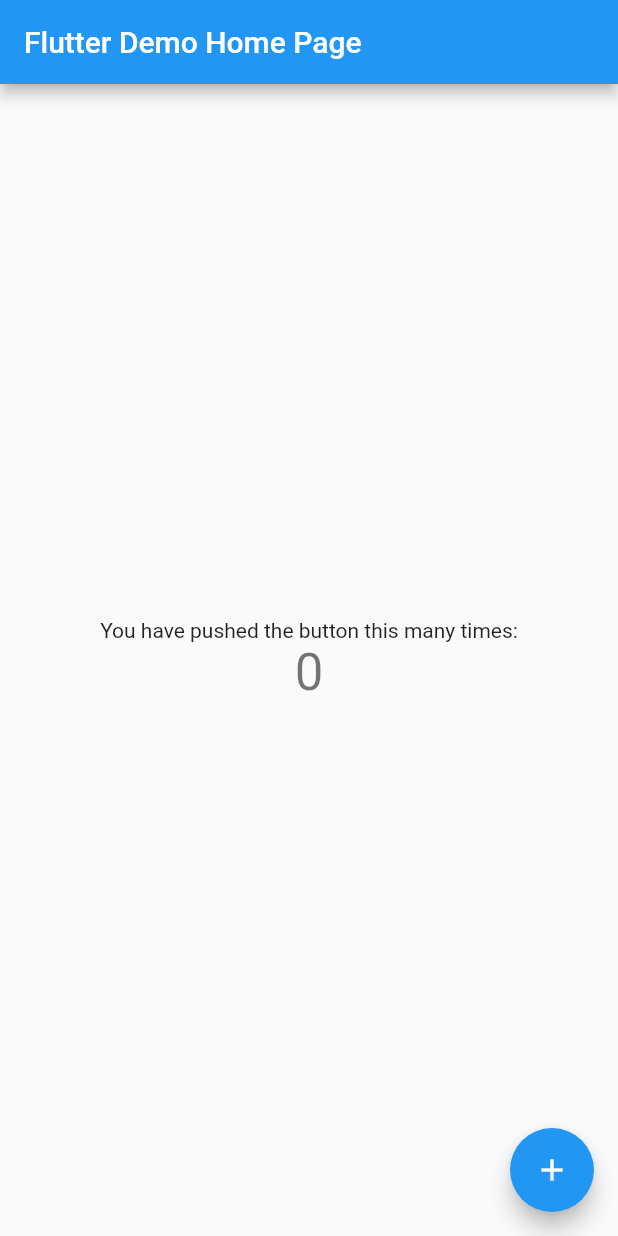
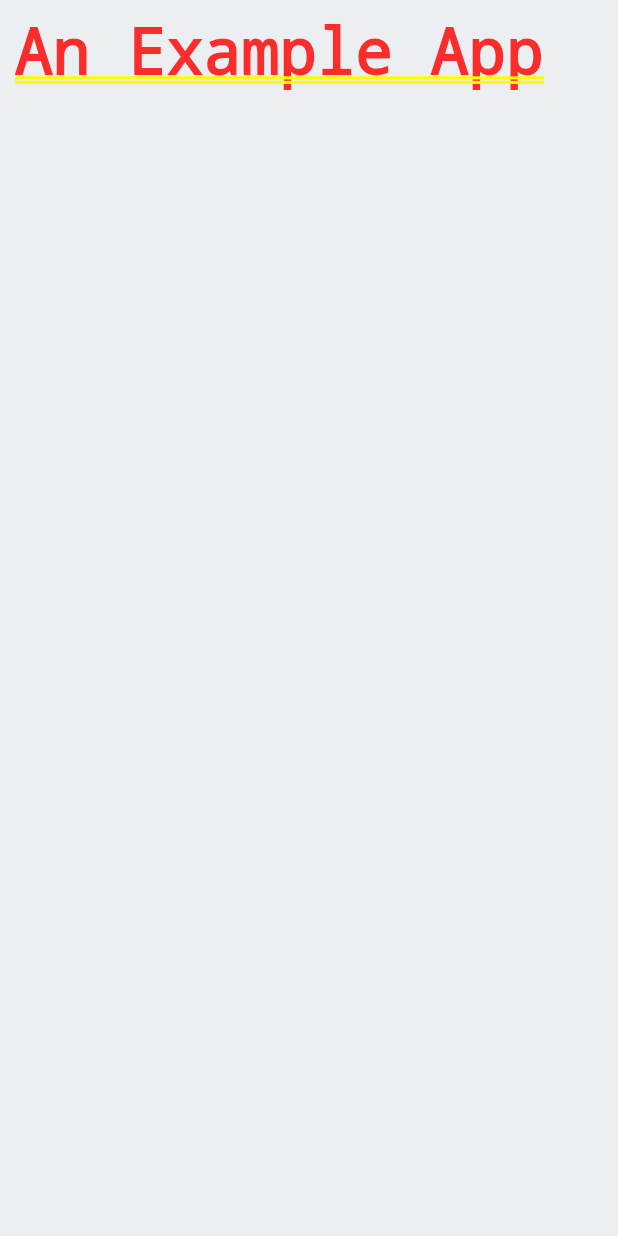
Before and after one commit to pigilwin/widget_to_image, a Flutter app: the screen it shows after launch, on a phone screen of 412 x 824 dp. Run offline on Flutter 3.47's test engine with Material 2 defaults, Android fonts, the phone set to English and light mode, and no system bars.

Commit message:
Adding example app

```diff
--- a/example/lib/main.dart
+++ b/example/lib/main.dart
@@ -1,4 +1,8 @@
+import 'dart:ui';
+
 import 'package:flutter/material.dart';
+import 'package:widget_to_image/encoded_widget.dart';
+import 'package:widget_to_image/widget_to_image.dart';
 
 void main() {
   runApp(MyApp());
@@ -11,103 +15,31 @@ class MyApp extends StatelessWidget {
     return MaterialApp(
       title: 'Flutter Demo',
       theme: ThemeData(
-        // This is the theme of your application.
-        //
-        // Try running your application with "flutter run". You'll see the
-        // application has a blue toolbar. Then, without quitting the app, try
-        // changing the primarySwatch below to Colors.green and then invoke
-        // "hot reload" (press "r" in the console where you ran "flutter run",
-        // or simply save your changes to "hot reload" in a Flutter IDE).
-        // Notice that the counter didn't reset back to zero; the application
-        // is not restarted.
         primarySwatch: Colors.blue,
       ),
-      home: MyHomePage(title: 'Flutter Demo Home Page'),
+      home: Container(
+        child: WidgetToImage(
+          pixelRatio: 3.0,
+          format: ImageByteFormat.png,
+          callback: (EncodedWidget widget) {
+            print(widget.toBase64());
+          },
+          child: Logo(),
+        ),
+      ),
     );
   }
 }
 
-class MyHomePage extends StatefulWidget {
-  MyHomePage({Key? key, required this.title}) : super(key: key);
-
-  // This widget is the home page of your application. It is stateful, meaning
-  // that it has a State object (defined below) that contains fields that affect
-  // how it looks.
-
-  // This class is the configuration for the state. It holds the values (in this
-  // case the title) provided by the parent (in this case the App widget) and
-  // used by the build method of the State. Fields in a Widget subclass are
-  // always marked "final".
-
-  final String title;
-
-  @override
-  _MyHomePageState createState() => _MyHomePageState();
-}
-
-class _MyHomePageState extends State<MyHomePage> {
-  int _counter = 0;
-
-  void _incrementCounter() {
-    setState(() {
-      // This call to setState tells the Flutter framework that something has
-      // changed in this State, which causes it to rerun the build method below
-      // so that the display can reflect the updated values. If we changed
-      // _counter without calling setState(), then the build method would not be
-      // called again, and so nothing would appear to happen.
-      _counter++;
-    });
-  }
-
+class Logo extends StatelessWidget {
   @override
   Widget build(BuildContext context) {
-    // This method is rerun every time setState is called, for instance as done
-    // by the _incrementCounter method above.
-    //
-    // The Flutter framework has been optimized to make rerunning build methods
-    // fast, so that you can just rebuild anything that needs updating rather
-    // than having to individually change instances of widgets.
-    return Scaffold(
-      appBar: AppBar(
-        // Here we take the value from the MyHomePage object that was created by
-        // the App.build method, and use it to set our appbar title.
-        title: Text(widget.title),
+    return Container(
+      decoration: BoxDecoration(
+        color: Colors.blueGrey.shade50
       ),
-      body: Center(
-        // Center is a layout widget. It takes a single child and positions it
-        // in the middle of the parent.
-        child: Column(
-          // Column is also a layout widget. It takes a list of children and
-          // arranges them vertically. By default, it sizes itself to fit its
-          // children horizontally, and tries to be as tall as its parent.
-          //
-          // Invoke "debug painting" (press "p" in the console, choose the
-          // "Toggle Debug Paint" action from the Flutter Inspector in Android
-          // Studio, or the "Toggle Debug Paint" command in Visual Studio Code)
-          // to see the wireframe for each widget.
-          //
-          // Column has various properties to control how it sizes itself and
-          // how it positions its children. Here we use mainAxisAlignment to
-          // center the children vertically; the main axis here is the vertical
-          // axis because Columns are vertical (the cross axis would be
-          // horizontal).
-          mainAxisAlignment: MainAxisAlignment.center,
-          children: <Widget>[
-            Text(
-              'You have pushed the button this many times:',
-            ),
-            Text(
-              '$_counter',
-              style: Theme.of(context).textTheme.headline4,
-            ),
-          ],
-        ),
-      ),
-      floatingActionButton: FloatingActionButton(
-        onPressed: _incrementCounter,
-        tooltip: 'Increment',
-        child: Icon(Icons.add),
-      ), // This trailing comma makes auto-formatting nicer for build methods.
+      padding: EdgeInsets.all(10),
+      child: Text('An Example App', style: TextStyle(fontSize: 42),),
     );
   }
 }
```
Also changed, not shown: example/pubspec.yaml (+3 -58 lines), example/pubspec.lock.
